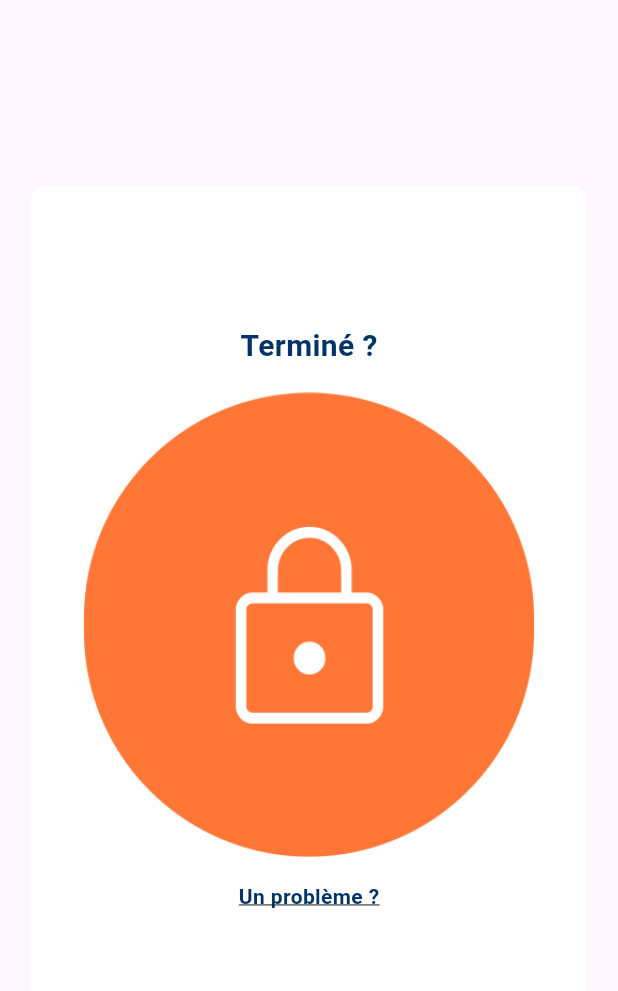
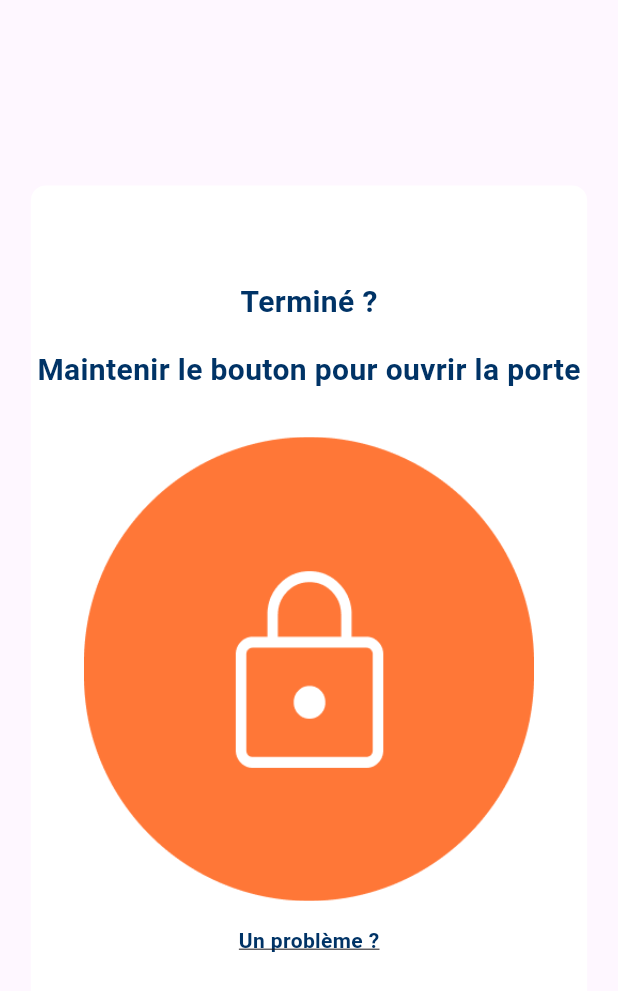
Before and after one commit to AlbertMcAvoy/sesame, a Flutter app: the ManageDoor widget shown alone on an empty page, opened directly, on a phone screen of 412 x 824 dp. Shown: the top 991 px of the screen. Run offline on Flutter 3.47's test engine with Material 3 defaults, Android fonts, the phone set to English and light mode, and no system bars; our stand-ins replace go_router, google_sign_in, localstorage; missing offline and left inert: dart:html, google_sign_in_web, qr_code_scanner; network calls fail.

Commit message:
[ADD] - rebase

```diff
--- a/frontend/lib/layout.dart
+++ b/frontend/lib/layout.dart
@@ -1,4 +1,5 @@
 import 'package:flutter/material.dart';
+<<<<<<< HEAD
 import 'pages/accueil.dart';
 import 'pages/report.dart';
 import 'pages/returnOk.dart';
@@ -7,6 +8,9 @@ import 'toilet_locked.dart';
 import 'toilet_not_available.dart';
 import 'toilet_opened.dart';
 import 'toilet_see_you_soon.dart';
+=======
+import 'toilet_dynamic.dart';
+>>>>>>> 0a90827 ([ADD] - toilet dynamic)
 
 class Layout extends StatefulWidget {
   @override
--- a/frontend/lib/manage_door.dart
+++ b/frontend/lib/manage_door.dart
@@ -2,11 +2,13 @@ import 'package:flutter/material.dart';
 
 class ManageDoor extends StatelessWidget {
   final String title;
+  final String title2;
   final String imageUrl;
   final String link;
 
   ManageDoor({
     required this.title,
+    this.title2 = "",
     required this.imageUrl,
     required this.link,
   });
@@ -35,6 +37,18 @@ class ManageDoor extends StatelessWidget {
                 ),
               ),
             ),
+            if (title2.isNotEmpty)
+              Padding(
+                padding: const EdgeInsets.only(bottom: 30.0),
+                child: Text(
+                  title2,
+                  style: TextStyle(
+                    fontSize: 20,
+                    fontWeight: FontWeight.w600,
+                    color: Color(0xff003366),
+                  ),
+                ),
+              ),
             Container(
               alignment: Alignment.center,
               child: Image.asset(
--- a/frontend/lib/toilet_locked.dart
+++ b/frontend/lib/toilet_locked.dart
@@ -11,6 +11,7 @@ class _ToiletLockedState extends State<ToiletLocked> {
     Widget build(BuildContext context) {
         return ManageDoor(
             title: "Terminé ?",
+            title2: "Maintenir le bouton pour ouvrir la porte",
             imageUrl: 'assets/images/toilet_locked.png',
             link: "Un problème ?",
         );
--- a/frontend/lib/toilet_not_available.dart
+++ b/frontend/lib/toilet_not_available.dart
@@ -11,7 +11,7 @@ class _ToiletNotAvailableState extends State<ToiletNotAvailable> {
     Widget build(BuildContext context) {
         return ManageDoor(
             title: "Sanitaire pas disponible !",
-            imageUrl: 'assets/images/toilet_opened.png',
+            imageUrl: 'assets/images/toilet_not_available.png',
             link: "Scanner d'autres toilettes à proximité ?",
         );
     }
```
